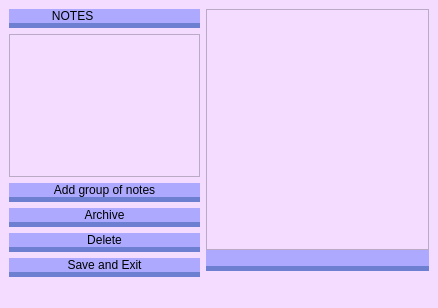
Before: the Qt Designer form project/mainwindow.ui in alexpolishchuck/KNU_year_2_semester_2, drawn with Qt 5.
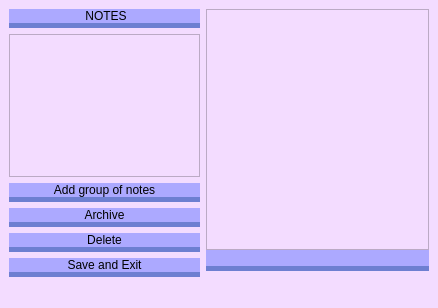
After: the same form once the commit is applied.

The edit to the form file:
```diff
--- a/project/mainwindow.ui
+++ b/project/mainwindow.ui
@@ -32,7 +32,7 @@
 </string>
         </property>
         <property name="text">
-         <string>            NOTES</string>
+         <string>&lt;html&gt;&lt;head/&gt;&lt;body&gt;&lt;p align=&quot;center&quot;&gt;NOTES&lt;/p&gt;&lt;/body&gt;&lt;/html&gt;</string>
         </property>
        </widget>
       </item>
```
Left out of the diff: 2 changed lines with no effect on the pictures.
